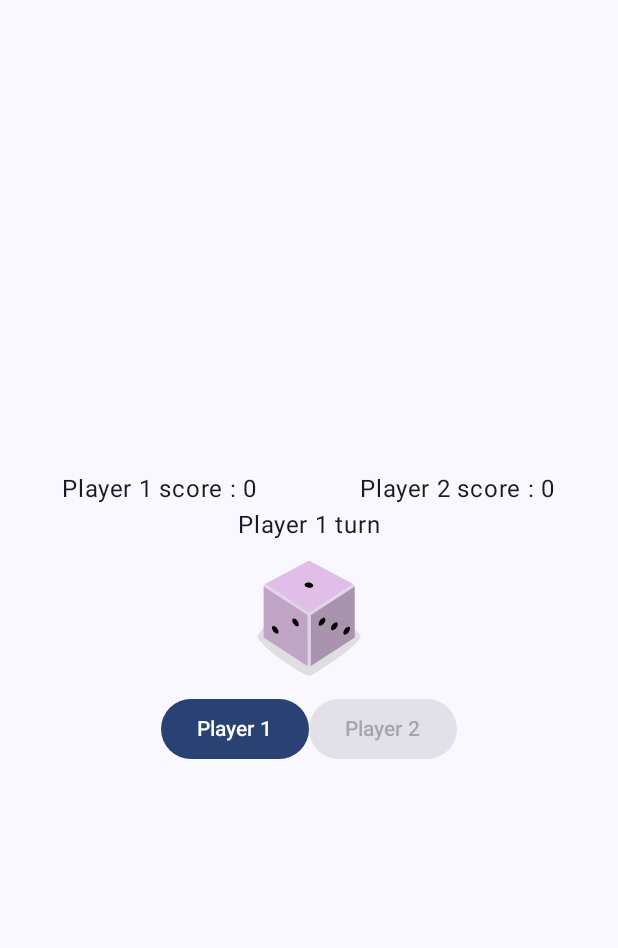
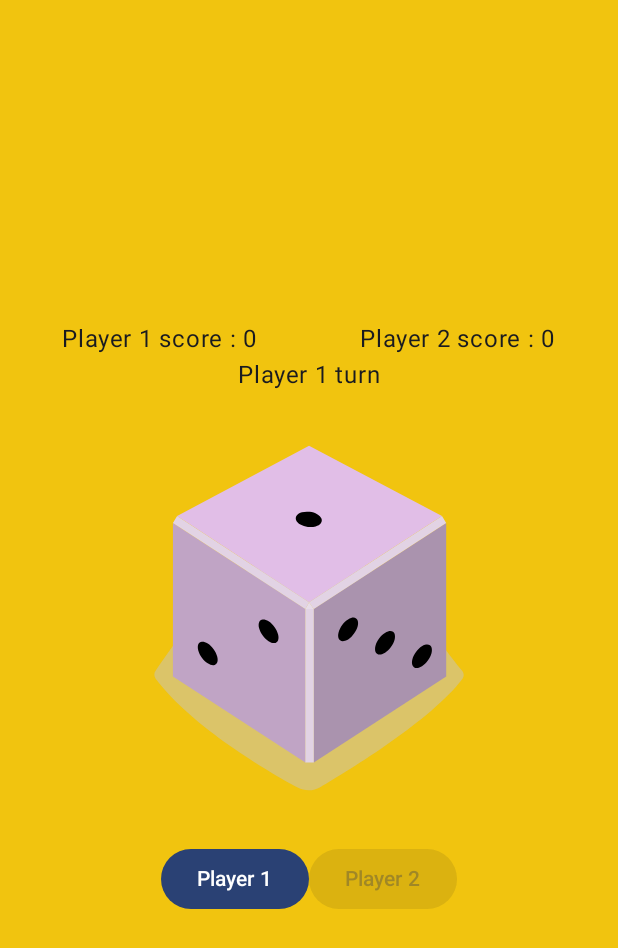
Before and after one commit to itssagnikmukherjee/DiceGame, an Android app built with Jetpack Compose: the screen it shows after launch (MainActivity), on a phone screen of 412 x 824 dp. Shown: the top 948 px of the screen. Run offline under Robolectric (Android 15) with nearby library versions, the phone set to English and light mode, and no system bars.

```diff
--- a/app/src/main/java/com/itssagnikmukherjee/dicegamemultiplayer/MainPreview.kt
+++ b/app/src/main/java/com/itssagnikmukherjee/dicegamemultiplayer/MainPreview.kt
@@ -5,6 +5,7 @@ import android.provider.MediaStore.Images
 import androidx.compose.animation.core.Animatable
 import androidx.compose.animation.core.tween
 import androidx.compose.foundation.Image
+import androidx.compose.foundation.background
 import androidx.compose.foundation.layout.Arrangement
 import androidx.compose.foundation.layout.Column
 import androidx.compose.foundation.layout.Row
@@ -24,10 +25,12 @@ import androidx.compose.runtime.setValue
 import androidx.compose.ui.Alignment
 import androidx.compose.ui.Modifier
 import androidx.compose.ui.draw.rotate
+import androidx.compose.ui.graphics.Color
 import androidx.compose.ui.input.pointer.motionEventSpy
 import androidx.compose.ui.res.painterResource
 import androidx.compose.ui.tooling.preview.Preview
 import androidx.compose.ui.unit.dp
+import com.itssagnikmukherjee.dicegamemultiplayer.ui.theme.MyYellow
 import kotlinx.coroutines.launch
 import kotlin.random.Random
 
@@ -54,7 +57,7 @@ fun MainPreview() {
 
 
     Column(
-        modifier = Modifier.fillMaxSize(),
+        modifier = Modifier.fillMaxSize().background(MyYellow),
         verticalArrangement = Arrangement.Center,
         horizontalAlignment = Alignment.CenterHorizontally
     ) {
@@ -73,7 +76,7 @@ fun MainPreview() {
             contentDescription = "",
             modifier = Modifier
                 .rotate(rotation.value)
-                .size(100.dp)
+                .size(300.dp)
         )
 
         Row {
--- a/app/src/main/java/com/itssagnikmukherjee/dicegamemultiplayer/ui/theme/Color.kt
+++ b/app/src/main/java/com/itssagnikmukherjee/dicegamemultiplayer/ui/theme/Color.kt
@@ -9,3 +9,4 @@ val Pink80 = Color(0xFFEFB8C8)
 val Purple40 = Color(0xFF6650a4)
 val PurpleGrey40 = Color(0xFF625b71)
 val Pink40 = Color(0xFF7D5260)
+val MyYellow = Color(0xFFf1c40f)
```
